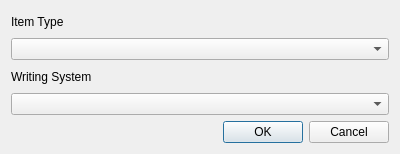
Qt form itemeditdialog.ui (adamb924/Gloss) before a commit.
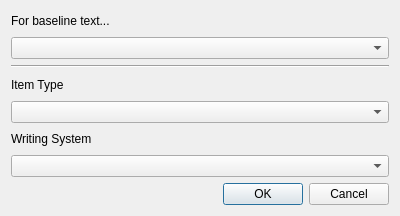
The same form after that commit. Custom widgets are drawn as their Qt base class.

The edit to the form file:
```diff
--- a/itemeditdialog.ui
+++ b/itemeditdialog.ui
@@ -7,13 +7,30 @@
     <x>0</x>
     <y>0</y>
     <width>400</width>
-    <height>154</height>
+    <height>216</height>
    </rect>
   </property>
   <property name="windowTitle">
    <string>Dialog</string>
   </property>
   <layout class="QVBoxLayout" name="verticalLayout">
+   <item>
+    <widget class="QLabel" name="label_3">
+     <property name="text">
+      <string>For baseline text...</string>
+     </property>
+    </widget>
+   </item>
+   <item>
+    <widget class="WritingSystemCombo" name="baselineCombo"/>
+   </item>
+   <item>
+    <widget class="Line" name="line">
+     <property name="orientation">
+      <enum>Qt::Horizontal</enum>
+     </property>
+    </widget>
+   </item>
    <item>
     <widget class="QLabel" name="label">
      <property name="text">
```
